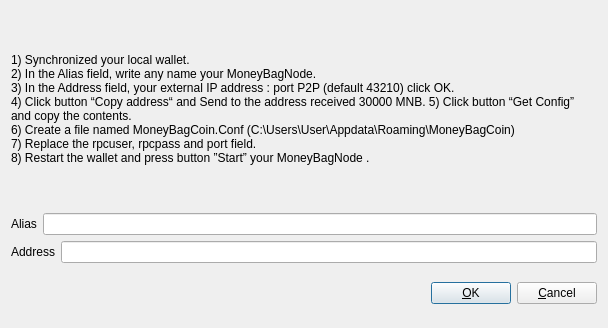
The window that src/qt/forms/addeditadrenalinenode.ui (MoneyBagCoin/MoneyBagCoin) describes before a commit, drawn with Qt 5.
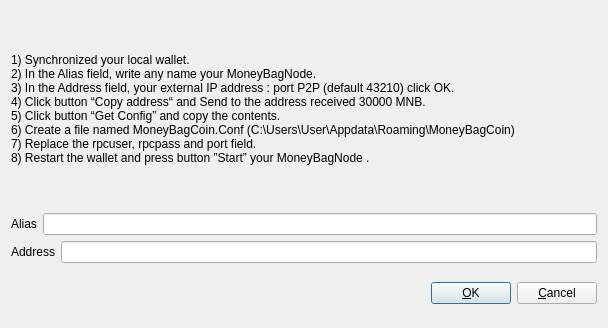
The same window after the commit.

Commit message: Added missing <BR> on masternode how-to

What changed in the file:
```diff
--- a/src/qt/forms/addeditadrenalinenode.ui
+++ b/src/qt/forms/addeditadrenalinenode.ui
@@ -34,7 +34,7 @@
         </sizepolicy>
        </property>
        <property name="text">
-        <string>&lt;html&gt;&lt;head/&gt;&lt;body&gt;&lt;p&gt;1) Synchronized your local wallet. &lt;br/&gt;2) In the Alias field, write any name your MoneyBagNode.&lt;br/&gt;3) In the Address field, your external IP address : port P2P (default 43210) click OK. &lt;br/&gt;4) Click button “Copy address“ and Send to the address received 30000 MNB. 5) Click button “Get Config” and copy the contents. &lt;br/&gt;6) Create a file named MoneyBagCoin.Conf (C:\Users\User\Appdata\Roaming\MoneyBagCoin) &lt;br/&gt;7) Replace the rpcuser, rpcpass and port field. &lt;br/&gt;8) Restart the wallet and press button ”Start” your MoneyBagNode .&lt;/p&gt;&lt;/body&gt;&lt;/html&gt;</string>
+        <string>&lt;html&gt;&lt;head/&gt;&lt;body&gt;&lt;p&gt;1) Synchronized your local wallet. &lt;br/&gt;2) In the Alias field, write any name your MoneyBagNode.&lt;br/&gt;3) In the Address field, your external IP address : port P2P (default 43210) click OK. &lt;br/&gt;4) Click button “Copy address“ and Send to the address received 30000 MNB. &lt;br/&gt;5) Click button “Get Config” and copy the contents. &lt;br/&gt;6) Create a file named MoneyBagCoin.Conf (C:\Users\User\Appdata\Roaming\MoneyBagCoin) &lt;br/&gt;7) Replace the rpcuser, rpcpass and port field. &lt;br/&gt;8) Restart the wallet and press button ”Start” your MoneyBagNode .&lt;/p&gt;&lt;/body&gt;&lt;/html&gt;</string>
        </property>
        <property name="wordWrap">
         <bool>true</bool>
```
